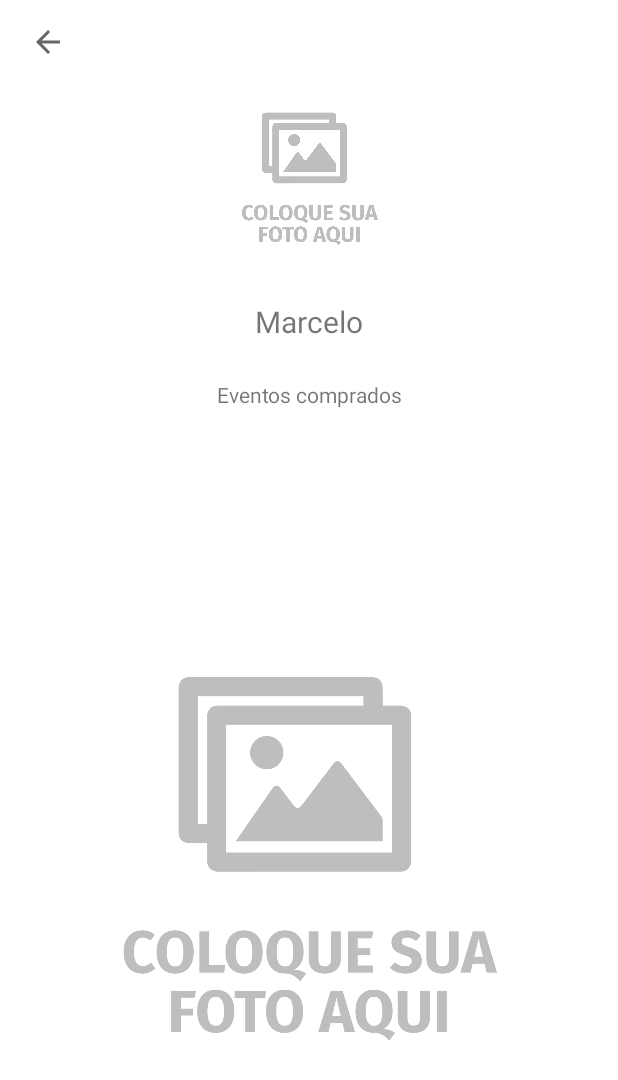
After one commit to marcelodonato/desafioMblabs, an Android app: the ProfileActivity screen opened directly, with no data from a screen before it, on a phone screen of 412 x 824 dp. The commit adds this screen. Shown: the top 1080 px of the screen. Run offline under Robolectric (Android 15) with nearby library versions, the phone set to English and light mode, and no system bars; our stand-ins replace Firebase (no records; nobody signed in at launch, a user with empty details on screens opened directly), data binding.

Commit message:
add profile

```diff
--- a/app/src/main/AndroidManifest.xml
+++ b/app/src/main/AndroidManifest.xml
@@ -35,5 +35,9 @@
             android:name="com.marcelodonato.desafiomblabs.presentation.registerEvent.view.RegisterEventActivity"
             android:exported="true" />
 
+        <activity
+            android:name="com.marcelodonato.desafiomblabs.presentation.profile.view.ProfileActivity"
+            android:exported="true" />
+
     </application>
 </manifest>
--- a/app/src/main/java/com/marcelodonato/desafiomblabs/presentation/home/view/HomeAdapter.kt
+++ b/app/src/main/java/com/marcelodonato/desafiomblabs/presentation/home/view/HomeAdapter.kt
@@ -34,7 +34,7 @@ class HomeAdapter(
             tvNameEvent.text = eventList.name
             tvDateEvent.text = eventList.date
             tvDescEvent.text = eventList.desc
-            Glide.with(holder.binding.ivEvent).load(eventList.uri.toUri()).into(ivEvent)
+            Glide.with(holder.binding.ivEvent).load(eventList.uri?.toUri()).into(ivEvent)
             cvContainerEvent.setOnClickListener {
                 onItemClick?.invoke(eventList, position)
             }
--- /dev/null
+++ b/app/src/main/java/com/marcelodonato/desafiomblabs/presentation/profile/view/ProfileActivity.kt
@@ -0,0 +1,100 @@
+package com.marcelodonato.desafiomblabs.presentation.profile.view
+
+import android.os.Bundle
+import android.view.View
+import android.view.View.GONE
+import android.view.View.VISIBLE
+import com.google.firebase.database.DataSnapshot
+import com.google.firebase.database.DatabaseError
+import com.google.firebase.database.FirebaseDatabase
+import com.google.firebase.database.ValueEventListener
+import com.marcelodonato.desafiomblabs.common.extension.viewBinding
+import com.marcelodonato.desafiomblabs.common.model.MblabsEvents
+import com.marcelodonato.desafiomblabs.databinding.ActivityProfileBinding
+import com.marcelodonato.desafiomblabs.presentation.base.BaseActivity
+import com.marcelodonato.desafiomblabs.presentation.profile.presenter.ProfileViewModel
+import kotlinx.android.synthetic.main.activity_profile.*
+
+class ProfileActivity : BaseActivity<ProfileViewModel>() {
+
+    override val binding by viewBinding(ActivityProfileBinding::inflate)
+
+    private var data: Bundle? = null
+    private var events: MblabsEvents? = null
+    private var list: MutableList<*>? = null
+
+    override fun onCreate(savedInstanceState: Bundle?) {
+        super.onCreate(savedInstanceState)
+        setupView()
+        getOnDatabase()
+    }
+
+    private fun setupView() {
+        binding.tvProfileName.text = "Marcelo"
+        btn_back_home.setOnClickListener {
+            finish()
+        }
+        if (intent.extras != null) {
+            data = intent.extras
+        }
+
+        if (data != null) {
+            events = data?.getSerializable("event") as MblabsEvents
+            list = mutableListOf(events)
+            var listEvents = list as MutableList<MblabsEvents?>
+            setupRecycler(listEvents)
+        }
+    }
+
+    private fun setupRecycler(listEvent: MutableList<MblabsEvents?>) {
+        binding.progressHome.visibility = View.VISIBLE
+        binding.rvProfile.adapter =
+            ProfileAdapter(listEvent.reversed().toMutableList()) { item, _ ->
+                removeOnDatabase(item.uid.toString())
+            }
+        binding.progressHome.visibility = View.GONE
+    }
+
+    override fun onRestart() {
+        super.onRestart()
+        getOnDatabase()
+    }
+
+    private fun getOnDatabase() {
+        val ref = FirebaseDatabase.getInstance().getReference("/profile")
+        ref.addListenerForSingleValueEvent(object : ValueEventListener {
+
+            override fun onCancelled(error: DatabaseError) {}
+
+            override fun onDataChange(snapshot: DataSnapshot) {
+                val todoList: MutableList<MblabsEvents?> = mutableListOf()
+                snapshot.children.mapNotNullTo(todoList) { dataSnapshot ->
+                    dataSnapshot.getValue(MblabsEvents::class.java)
+                }.let { list ->
+                    if (list.size != 0) {
+                        setupRecycler(list)
+                    }else{
+                        binding.rvProfile.visibility= GONE
+                        binding.progressHome.visibility = GONE
+                        binding.imgRv.visibility= VISIBLE
+                    }
+                }
+            }
+        })
+    }
+
+    private fun removeOnDatabase(id: String) {
+        val ref = FirebaseDatabase.getInstance().getReference("/profile/$id")
+        ref.addListenerForSingleValueEvent(object : ValueEventListener {
+
+            override fun onCancelled(error: DatabaseError) {}
+
+            override fun onDataChange(dataSnapshot: DataSnapshot) {
+                for (dataSnapshot in dataSnapshot.children) {
+                    dataSnapshot.ref.removeValue()
+                    getOnDatabase()
+                }
+            }
+        })
+    }
+}
--- a/app/src/main/res/drawable/ic_close.xml
+++ b/app/src/main/res/drawable/ic_close.xml
@@ -5,6 +5,6 @@
     android:viewportHeight="24"
     android:tint="?attr/colorControlNormal">
   <path
-      android:fillColor="@android:color/white"
+      android:fillColor="@android:color/black"
       android:pathData="M19,6.41L17.59,5 12,10.59 6.41,5 5,6.41 10.59,12 5,17.59 6.41,19 12,13.41 17.59,19 19,17.59 13.41,12z"/>
 </vector>
--- /dev/null
+++ b/app/src/main/res/layout/activity_profile.xml
@@ -0,0 +1,86 @@
+<?xml version="1.0" encoding="utf-8"?>
+<layout xmlns:android="http://schemas.android.com/apk/res/android"
+    xmlns:app="http://schemas.android.com/apk/res-auto"
+    xmlns:tools="http://schemas.android.com/tools">
+
+    <androidx.constraintlayout.widget.ConstraintLayout
+        android:layout_width="match_parent"
+        android:layout_height="match_parent">
+
+        <ImageView
+            android:id="@+id/btn_back_home"
+            android:layout_width="32dp"
+            android:layout_height="wrap_content"
+            android:layout_marginStart="16dp"
+            android:layout_marginTop="16dp"
+            android:src="@drawable/ic_arrow_back"
+            app:layout_constraintStart_toStartOf="parent"
+            app:layout_constraintTop_toTopOf="parent" />
+
+        <ImageView
+            android:id="@+id/imgPerfil"
+            android:layout_width="150dp"
+            android:layout_height="150dp"
+            android:layout_marginTop="35dp"
+            app:layout_constraintEnd_toEndOf="parent"
+            app:layout_constraintStart_toStartOf="parent"
+            app:layout_constraintTop_toTopOf="parent"
+            android:src="@drawable/img_default" />
+
+        <TextView
+            android:id="@+id/tvProfileName"
+            android:layout_width="wrap_content"
+            android:layout_height="wrap_content"
+            android:layout_marginTop="15dp"
+            android:textSize="20dp"
+            app:layout_constraintEnd_toEndOf="parent"
+            app:layout_constraintStart_toStartOf="parent"
+            app:layout_constraintTop_toBottomOf="@id/imgPerfil"
+            tools:text="Marcelo" />
+
+        <TextView
+            android:id="@+id/tvEventosComprados"
+            android:layout_width="wrap_content"
+            android:layout_height="wrap_content"
+            android:layout_marginTop="25dp"
+            android:text="Eventos comprados"
+            app:layout_constraintEnd_toEndOf="parent"
+            app:layout_constraintStart_toStartOf="parent"
+            app:layout_constraintTop_toBottomOf="@id/tvProfileName" />
+
+        <androidx.recyclerview.widget.RecyclerView
+            android:id="@+id/rvProfile"
+            android:layout_width="0dp"
+            android:layout_height="0dp"
+            android:layout_marginTop="15dp"
+            tools:itemCount="3"
+            tools:listitem="@layout/event_item_profile"
+            app:layoutManager="androidx.recyclerview.widget.LinearLayoutManager"
+            app:layout_constraintBottom_toBottomOf="parent"
+            app:layout_constraintEnd_toEndOf="parent"
+            app:layout_constraintStart_toStartOf="parent"
+            app:layout_constraintTop_toBottomOf="@id/tvEventosComprados" />
+
+        <ImageView
+            android:id="@+id/imgRv"
+            android:layout_width="match_parent"
+            android:layout_height="0dp"
+            android:visibility="gone"
+            app:layout_constraintTop_toBottomOf="@id/tvEventosComprados"
+            app:layout_constraintBottom_toBottomOf="parent"
+            app:layout_constraintStart_toStartOf="parent"
+            android:src="@drawable/img_default"
+            app:layout_constraintEnd_toEndOf="parent"/>
+
+        <ProgressBar
+            android:id="@+id/progress_home"
+            android:layout_width="wrap_content"
+            android:layout_height="wrap_content"
+            android:layout_gravity="center"
+            app:layout_constraintBottom_toBottomOf="parent"
+            app:layout_constraintEnd_toEndOf="parent"
+            app:layout_constraintStart_toStartOf="parent"
+            app:layout_constraintTop_toTopOf="parent" />
+
+    </androidx.constraintlayout.widget.ConstraintLayout>
+</layout>
--- a/app/src/main/res/menu/nav_menu.xml
+++ b/app/src/main/res/menu/nav_menu.xml
@@ -2,10 +2,14 @@
 <menu xmlns:android="http://schemas.android.com/apk/res/android"
     xmlns:app="http://schemas.android.com/apk/res-auto">
 
+    <item
+        android:id="@+id/profile"
+        android:title="@string/profile" />
 
     <item
         android:id="@+id/create_event"
         android:title="@string/btn_register_event_home" />
+
     <item
         android:id="@+id/logout"
         android:title="@string/logout" />
--- a/app/src/main/res/values/strings.xml
+++ b/app/src/main/res/values/strings.xml
@@ -50,6 +50,7 @@
     <string name="btn_buy_ticket">Comprar ingresso</string>
     <string name="price_event_ticket">%1$.2f</string>
     <string name="logout">Sair</string>
+    <string name="profile">Perfil</string>
 
 
     <string name="error_generic">Ocorreu um problema, tente novamente.</string>
```
Also changed, not shown: app/src/main/java/com/marcelodonato/desafiomblabs/common/model/MblabsEvents.kt (+6 -6 lines), app/src/main/java/com/marcelodonato/desafiomblabs/presentation/components/LoaderBottom.kt (added, +21 -0 lines), app/src/main/java/com/marcelodonato/desafiomblabs/presentation/home/view/CustomDialogBuyTicket.kt (+28 -5 lines), app/src/main/java/com/marcelodonato/desafiomblabs/presentation/home/view/HomeActivity.kt (+8 -0 lines), app/src/main/java/com/marcelodonato/desafiomblabs/presentation/profile/presenter/ProfileViewModel.kt (added, +7 -0 lines), app/src/main/java/com/marcelodonato/desafiomblabs/presentation/profile/view/ProfileAdapter.kt (added, +47 -0 lines), app/src/main/res/layout/event_item_profile.xml (added, +82 -0 lines), app/src/main/res/drawable/lixeira.png (added).
